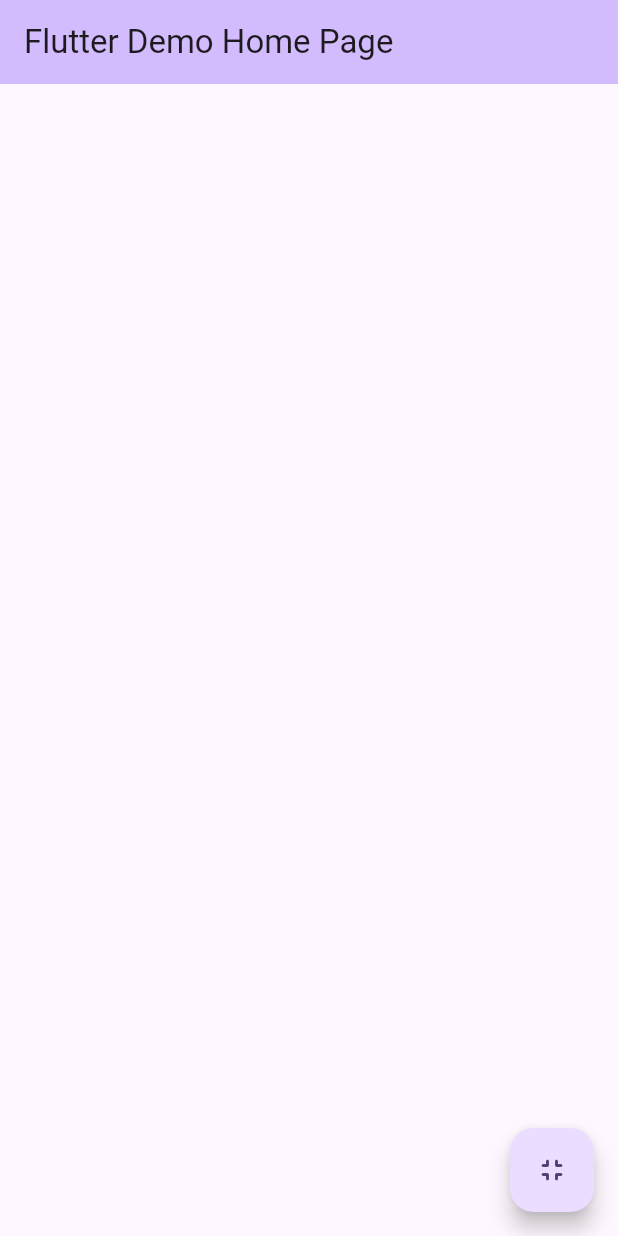
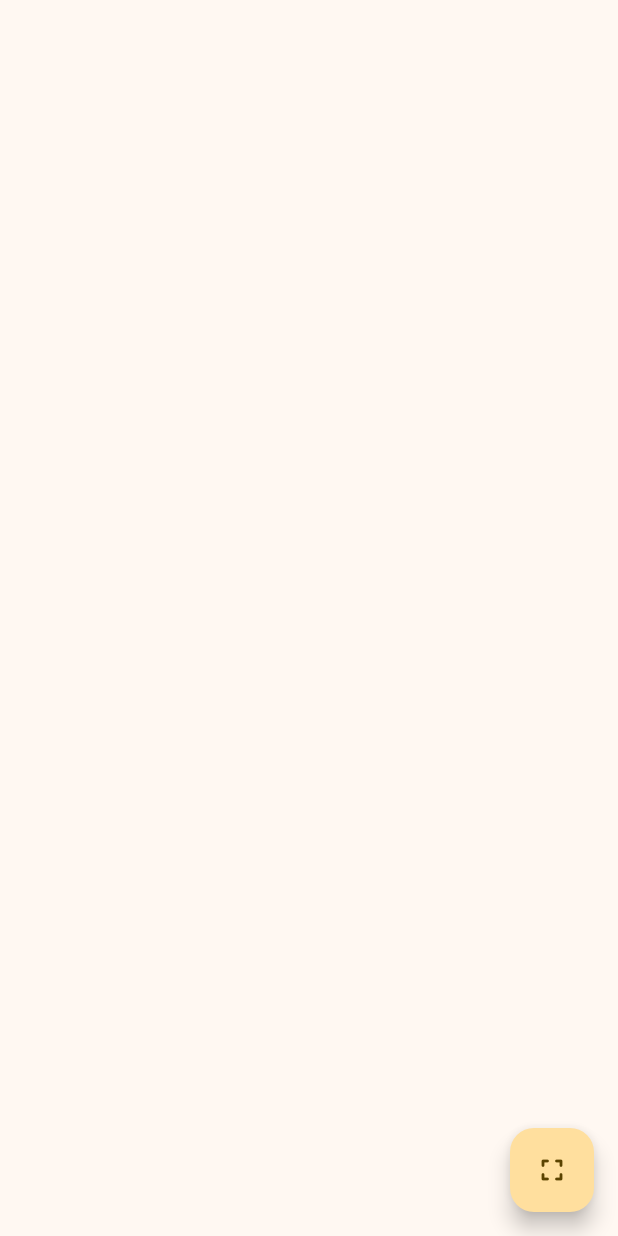
Before and after one commit to exokem/immiscible, a Flutter app: the screen it shows after launch, after a tap on the "fullscreen" icon, on a phone screen of 412 x 824 dp. Run offline on Flutter 3.47's test engine with Material 3 defaults, Android fonts, the phone set to English and light mode, and no system bars; missing offline and left inert: flutter_fullscreen.

Commit message:
Update setup

```diff
--- a/lib/main.dart
+++ b/lib/main.dart
@@ -1,53 +1,66 @@
 import 'package:flutter/material.dart';
-import 'package:flutter_fullscreen/flutter_fullscreen.dart' show FullScreen;
+import 'package:flutter/services.dart' show SystemUiMode;
+import 'package:flutter_fullscreen/flutter_fullscreen.dart' show FullScreen, FullScreenListener, isFullScreen;
 
 void main() async {
   WidgetsFlutterBinding.ensureInitialized();
   await FullScreen.ensureInitialized();
-  runApp(const MyApp());
+  runApp(const AppWrapper());
 }
 
-class MyApp extends StatelessWidget {
-  const MyApp({super.key});
+class AppWrapper extends StatelessWidget {
+  const AppWrapper({super.key});
+
+  final String title = 'Immiscible';
+
   @override
   Widget build(BuildContext context) {
-    return MaterialApp(
-      title: 'Immiscible',
-      theme: ThemeData(
-        colorScheme: ColorScheme.fromSeed(seedColor: Colors.deepPurple),
-      ),
-      home: const MyHomePage(title: 'Flutter Demo Home Page'),
+    return Directionality(
+      textDirection: TextDirection.ltr,
+      child: MaterialApp(
+        title: title,
+        theme: ThemeData(
+          colorScheme: ColorScheme.fromSeed(seedColor: Colors.amber),
+        ),
+        home: App(title: title)
+      )
     );
   }
 }
 
-class MyHomePage extends StatefulWidget {
-  const MyHomePage({super.key, required this.title});
+class App extends StatefulWidget {
+  const App({super.key, required this.title});
 
   final String title;
 
   @override
-  State<MyHomePage> createState() => _MyHomePageState();
+  State<App> createState() => _AppState();
 }
 
-class _MyHomePageState extends State<MyHomePage> {
-  bool _isFullscreen = false;
+class _AppState extends State<App> with FullScreenListener {
+  bool isFullscreen = FullScreen.isFullScreen;
 
-  void _toggleFullscreen() {
+  @override
+  void initState() {
+    FullScreen.addListener(this);
+    super.initState();
+  }
+
+  @override dispose() {
+    FullScreen.removeListener(this);
+    super.dispose();
+  }
+
+  @override
+  void onFullScreenChanged(bool enabled, SystemUiMode? systemUiMode) {
     setState(() {
-      _isFullscreen = !_isFullscreen;
-      FullScreen.setFullScreen(_isFullscreen);
+      isFullscreen = enabled;
     });
   }
 
   @override
   Widget build(BuildContext context) {
-    // This method is rerun every time setState is called
     return Scaffold(
-      appBar: AppBar(
-        backgroundColor: Theme.of(context).colorScheme.inversePrimary,
-        title: Text(widget.title),
-      ),
       body: Center(
         child: Column(
           mainAxisAlignment: MainAxisAlignment.center,
@@ -56,9 +69,11 @@ class _MyHomePageState extends State<MyHomePage> {
         ),
       ),
       floatingActionButton: FloatingActionButton(
-        onPressed: _toggleFullscreen,
-        tooltip: _isFullscreen ? 'Exit Fullscreen': 'Fullscreen',
-        child: Icon(_isFullscreen ? Icons.fullscreen_exit_rounded : Icons.fullscreen_rounded),
+        onPressed: () {
+          FullScreen.setFullScreen(!isFullscreen);
+        },
+        tooltip: isFullscreen ? 'Exit Fullscreen': 'Fullscreen',
+        child: Icon(isFullscreen ? Icons.fullscreen_exit_rounded : Icons.fullscreen_rounded),
       ),
     );
   }
```
Also changed, not shown: 3 other files.
